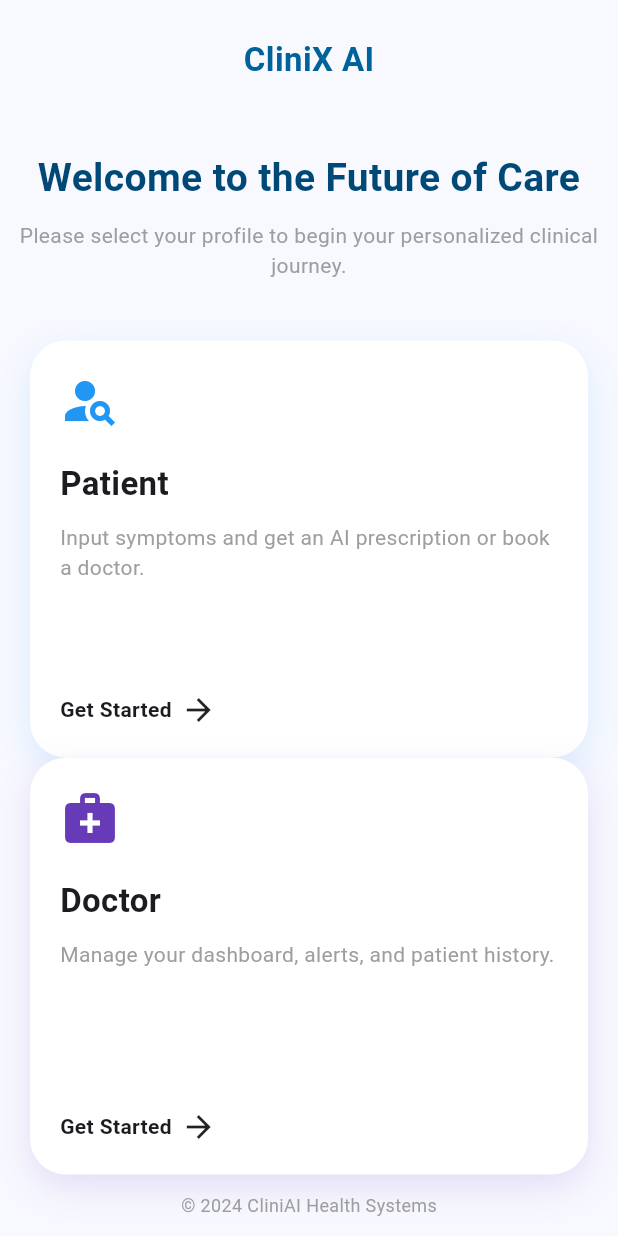
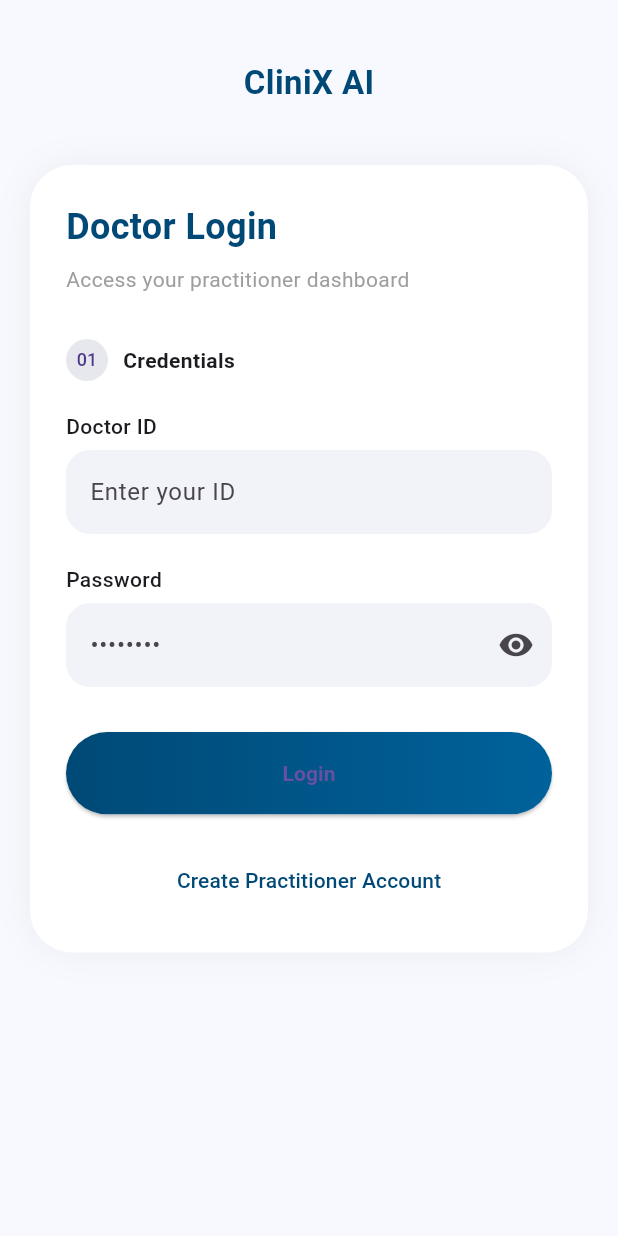
Before and after one commit to sayligadgil/clinixAI, a Flutter app: the screen it shows after launch, after a tap on "Doctor", on a phone screen of 412 x 824 dp. Run offline on Flutter 3.47's test engine with Material 3 defaults, Android fonts, the light colour scheme and no system bars.

Commit message:
Added doctor login UI

```diff
--- /dev/null
+++ b/lib/frontend/Doctor_Interface/doctor_login.dart
@@ -0,0 +1,210 @@
+import 'package:flutter/material.dart';
+
+class DoctorLoginScreen extends StatefulWidget {
+  const DoctorLoginScreen({super.key});
+
+  @override
+  State<DoctorLoginScreen> createState() => _DoctorLoginScreenState();
+}
+
+class _DoctorLoginScreenState extends State<DoctorLoginScreen> {
+  final _formKey = GlobalKey<FormState>();
+  String doctorId = "";
+  String password = "";
+  bool hidePassword = true;
+
+  @override
+  Widget build(BuildContext context) {
+    return Scaffold(
+      backgroundColor: const Color(0xFFF8F9FF),
+      body: SafeArea(
+        child: SingleChildScrollView(
+          padding: const EdgeInsets.all(20),
+          child: Column(
+            children: [
+              // 🔹 HEADER (matches HTML)
+              Container(
+                height: 70,
+                alignment: Alignment.center,
+                child: const Text(
+                  "CliniX AI",
+                  style: TextStyle(
+                    fontSize: 22,
+                    fontWeight: FontWeight.bold,
+                    color: Color(0xFF004976),
+                  ),
+                ),
+              ),
+
+              const SizedBox(height: 20),
+
+              // 🔹 MAIN CONTAINER (IMPORTANT)
+              Container(
+                padding: const EdgeInsets.all(24),
+                decoration: BoxDecoration(
+                  color: Colors.white,
+                  borderRadius: BorderRadius.circular(28),
+                  boxShadow: [
+                    BoxShadow(
+                      color: Colors.black.withOpacity(0.05),
+                      blurRadius: 20,
+                    )
+                  ],
+                ),
+                child: Form(
+                  key: _formKey,
+                  child: Column(
+                    crossAxisAlignment: CrossAxisAlignment.start,
+                    children: [
+                      // 🔹 TITLE
+                      const Text(
+                        "Doctor Login",
+                        style: TextStyle(
+                          fontSize: 24,
+                          fontWeight: FontWeight.bold,
+                          color: Color(0xFF004976),
+                        ),
+                      ),
+
+                      const SizedBox(height: 8),
+
+                      const Text(
+                        "Access your practitioner dashboard",
+                        style: TextStyle(color: Colors.grey),
+                      ),
+
+                      const SizedBox(height: 30),
+
+                      // 🔹 SECTION LABEL (like 01)
+                      Row(
+                        children: const [
+                          CircleAvatar(
+                            radius: 14,
+                            backgroundColor: Color(0xFFE6E8ED),
+                            child: Text("01", style: TextStyle(fontSize: 12)),
+                          ),
+                          SizedBox(width: 10),
+                          Text(
+                            "Credentials",
+                            style: TextStyle(fontWeight: FontWeight.bold),
+                          )
+                        ],
+                      ),
+
+                      const SizedBox(height: 20),
+
+                      // 🔹 DOCTOR ID
+                      const Text("Doctor ID",
+                          style: TextStyle(fontWeight: FontWeight.w500)),
+                      const SizedBox(height: 6),
+
+                      TextFormField(
+                        decoration: InputDecoration(
+                          hintText: "Enter your ID",
+                          filled: true,
+                          fillColor: const Color(0xFFF2F3F9),
+                          border: OutlineInputBorder(
+                            borderRadius: BorderRadius.circular(16),
+                            borderSide: BorderSide.none,
+                          ),
+                        ),
+                        validator: (v) => v!.isEmpty ? "Required" : null,
+                        onSaved: (v) => doctorId = v!,
+                      ),
+
+                      const SizedBox(height: 20),
+
+                      // 🔹 PASSWORD
+                      const Text("Password",
+                          style: TextStyle(fontWeight: FontWeight.w500)),
+                      const SizedBox(height: 6),
+
+                      TextFormField(
+                        obscureText: hidePassword,
+                        decoration: InputDecoration(
+                          hintText: "••••••••",
+                          filled: true,
+                          fillColor: const Color(0xFFF2F3F9),
+                          border: OutlineInputBorder(
+                            borderRadius: BorderRadius.circular(16),
+                            borderSide: BorderSide.none,
+                          ),
+                          suffixIcon: IconButton(
+                            icon: Icon(hidePassword
+                                ? Icons.visibility
+                                : Icons.visibility_off),
+                            onPressed: () {
+                              setState(() {
+                                hidePassword = !hidePassword;
+                              });
+                            },
+                          ),
+                        ),
+                        validator: (v) => v!.isEmpty ? "Required" : null,
+                        onSaved: (v) => password = v!,
+                      ),
+
+                      const SizedBox(height: 30),
+
+                      // 🔹 BUTTON (gradient like HTML)
+                      SizedBox(
+                        width: double.infinity,
+                        height: 55,
+                        child: ElevatedButton(
+                          style: ElevatedButton.styleFrom(
+                            shape: RoundedRectangleBorder(
+                              borderRadius: BorderRadius.circular(30),
+                            ),
+                            padding: EdgeInsets.zero,
+                          ),
+                          onPressed: () {
+                            if (_formKey.currentState!.validate()) {
+                              _formKey.currentState!.save();
+                              // TODO: navigate
+                            }
+                          },
+                          child: Ink(
+                            decoration: BoxDecoration(
+                              gradient: const LinearGradient(
+                                colors: [
+                                  Color(0xFF004976),
+                                  Color(0xFF00629B),
+                                ],
+                              ),
+                              borderRadius: BorderRadius.circular(30),
+                            ),
+                            child: const Center(
+                              child: Text(
+                                "Login",
+                                style: TextStyle(
+                                  fontWeight: FontWeight.bold,
+                                ),
+                              ),
+                            ),
+                          ),
+                        ),
+                      ),
+
+                      const SizedBox(height: 20),
+
+                      // 🔹 FOOTER LINK
+                      Center(
+                        child: TextButton(
+                          onPressed: () {},
+                          child: const Text(
+                            "Create Practitioner Account",
+                            style: TextStyle(color: Color(0xFF004976)),
+                          ),
+                        ),
+                      )
+                    ],
+                  ),
+                ),
+              ),
+            ],
+          ),
+        ),
+      ),
+    );
+  }
+}
--- a/lib/frontend/Patient_Interface/user_selection_screen.dart
+++ b/lib/frontend/Patient_Interface/user_selection_screen.dart
@@ -1,5 +1,6 @@
 import 'package:flutter/material.dart';
 import 'patient_intake_screen.dart';
+import '../Doctor_Interface/doctor_login.dart';
 
 class UserSelectionScreen extends StatelessWidget {
   const UserSelectionScreen({super.key});
@@ -63,12 +64,14 @@ class UserSelectionScreen extends StatelessWidget {
                       child: _buildCard(
                         context,
                         title: "Patient",
-                        description: "Input symptoms and get an AI prescription or book a doctor.",
+                        description:
+                            "Input symptoms and get an AI prescription or book a doctor.",
                         icon: Icons.person_search,
                         color: Colors.blue,
                         onTap: () => Navigator.push(
                           context,
-                          MaterialPageRoute(builder: (_) => const PatientIntakeScreen()),
+                          MaterialPageRoute(
+                              builder: (_) => const PatientIntakeScreen()),
                         ),
                       ),
                     ),
@@ -78,10 +81,16 @@ class UserSelectionScreen extends StatelessWidget {
                       child: _buildCard(
                         context,
                         title: "Doctor",
-                        description: "Manage your dashboard, alerts, and patient history.",
+                        description:
+                            "Manage your dashboard, alerts, and patient history.",
                         icon: Icons.medical_services,
                         color: Colors.deepPurple,
-                        onTap: () {}, // TODO
+                        onTap: () => Navigator.push(
+                          context,
+                          MaterialPageRoute(
+                            builder: (_) => DoctorLoginScreen(),
+                          ),
+                        ),
                       ),
                     ),
                   ],
@@ -109,17 +118,10 @@ class UserSelectionScreen extends StatelessWidget {
     required String description,
     required IconData icon,
     required Color color,
-        required VoidCallback onTap,  // ← add this
+    required VoidCallback onTap, // ← add this
   }) {
     return InkWell(
-      onTap: () {
-        if (title == 'Patient') {
-          Navigator.push(
-            context,
-            MaterialPageRoute(builder: (context) => const PatientIntakeScreen()),
-          );
-        }
-      },
+      onTap: onTap,
       child: Container(
         width: double.infinity,
         padding: const EdgeInsets.all(20),
```
Also changed, not shown: lib/main.dart (line endings or trailing spaces), pubspec.lock. Lines whose indentation alone changed are shown as unchanged.
